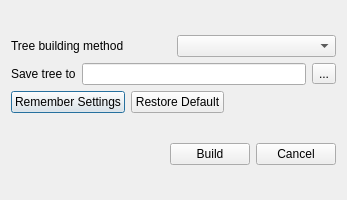
violethaze74/ugene, file src/corelibs/U2View/src/phyltree/ui/CreatePhyTreeDialog.ui: the form before one commit.
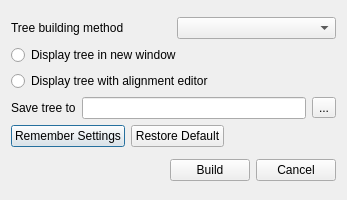
The form after the commit.

Commit message: Merging with MSAEditor branch

```diff
--- a/src/corelibs/U2View/src/phyltree/ui/CreatePhyTreeDialog.ui
+++ b/src/corelibs/U2View/src/phyltree/ui/CreatePhyTreeDialog.ui
@@ -54,6 +54,20 @@
        </item>
       </layout>
      </item>
+     <item>
+      <widget class="QRadioButton" name="createNewView">
+       <property name="text">
+        <string>Display tree in new window</string>
+       </property>
+      </widget>
+     </item>
+     <item>
+      <widget class="QRadioButton" name="displayWithAlignmentEditor">
+       <property name="text">
+        <string>Display tree with alignment editor</string>
+       </property>
+      </widget>
+     </item>
      <item>
       <layout class="QHBoxLayout" name="horizontalLayout_2">
        <property name="sizeConstraint">
```
The commit also changes 162 other files.
